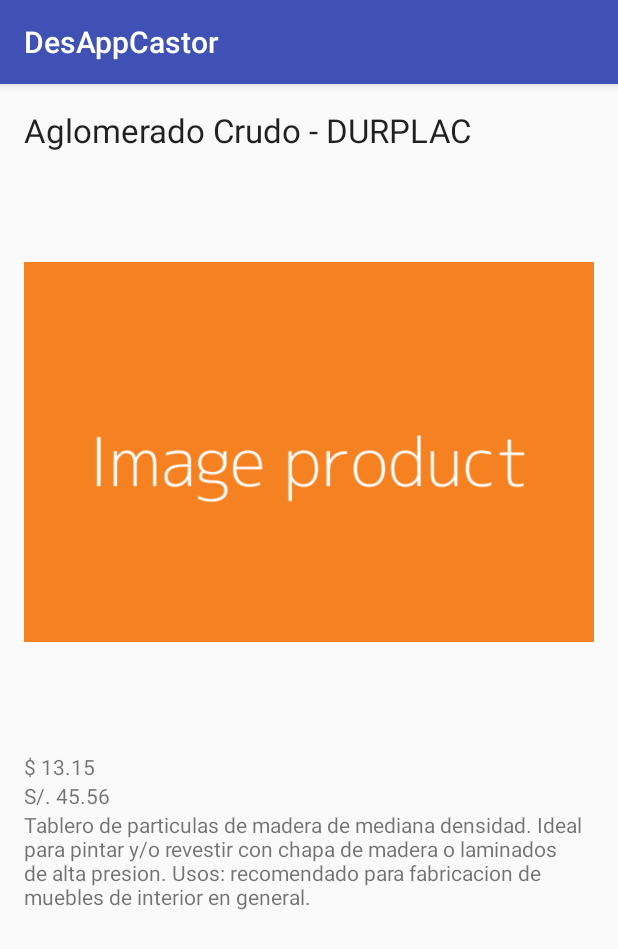
After one commit to FunesLisseth/DesAppCastor, an Android app: the ProductDetailActivity screen opened directly, with no data from a screen before it, on a phone screen of 412 x 824 dp. The commit adds this screen. Shown: the top 949 px of the screen. Run offline under Robolectric (Android 15) with nearby library versions, the phone set to English and light mode, and no system bars.

Commit message:
Add product detail

```diff
--- a/app/src/main/AndroidManifest.xml
+++ b/app/src/main/AndroidManifest.xml
@@ -15,6 +15,7 @@
                 <category android:name="android.intent.category.LAUNCHER" />
             </intent-filter>
         </activity>
+        <activity android:name=".ProductDetailActivity"></activity>
     </application>
 
 </manifest>
--- /dev/null
+++ b/app/src/main/java/castor/pe/desappcastor/ProductDetailActivity.java
@@ -0,0 +1,13 @@
+package castor.pe.desappcastor;
+
+import android.support.v7.app.AppCompatActivity;
+import android.os.Bundle;
+
+public class ProductDetailActivity extends AppCompatActivity {
+
+    @Override
+    protected void onCreate(Bundle savedInstanceState) {
+        super.onCreate(savedInstanceState);
+        setContentView(R.layout.activity_product_detail);
+    }
+}
--- /dev/null
+++ b/app/src/main/res/layout/activity_product_detail.xml
@@ -0,0 +1,43 @@
+<?xml version="1.0" encoding="utf-8"?>
+
+<LinearLayout xmlns:android="http://schemas.android.com/apk/res/android"
+    xmlns:tools="http://schemas.android.com/tools"
+    android:layout_width="match_parent"
+    android:layout_height="match_parent"
+    android:paddingBottom="@dimen/activity_vertical_margin"
+    android:paddingLeft="@dimen/activity_horizontal_margin"
+    android:paddingRight="@dimen/activity_horizontal_margin"
+    android:paddingTop="@dimen/activity_vertical_margin"
+    tools:context="castor.pe.desappcastor.ProductDetailActivity"
+    android:orientation="vertical">
+
+    <TextView
+        android:layout_width="match_parent"
+        android:layout_height="wrap_content"
+        android:textAppearance="?android:attr/textAppearanceLarge"
+        android:text="Aglomerado Crudo - DURPLAC"
+        android:id="@+id/textView" />
+
+    <ImageView
+        android:layout_width="wrap_content"
+        android:layout_height="wrap_content"
+        android:src="@drawable/ImageProduct"
+        android:maxHeight="800dp"/>
+
+    <TextView
+        android:layout_width="wrap_content"
+        android:layout_height="wrap_content"
+        android:text="$ 13.15"/>
+
+    <TextView
+        android:layout_width="wrap_content"
+        android:layout_height="wrap_content"
+        android:text="S/. 45.56"/>
+
+    <TextView
+        android:layout_width="match_parent"
+        android:layout_height="wrap_content"
+        android:text="Tablero de particulas de madera de mediana densidad. Ideal para pintar y/o revestir con chapa de madera o laminados de alta presion. Usos: recomendado para fabricacion de muebles de interior en general."/>
+
+
+</LinearLayout>
--- a/app/src/main/res/values/dimens.xml
+++ b/app/src/main/res/values/dimens.xml
@@ -2,4 +2,5 @@
     <!-- Default screen margins, per the Android Design guidelines. -->
     <dimen name="activity_horizontal_margin">16dp</dimen>
     <dimen name="activity_vertical_margin">16dp</dimen>
+    <dimen name="fab_margin">16dp</dimen>
 </resources>
--- a/app/src/main/res/values/strings.xml
+++ b/app/src/main/res/values/strings.xml
@@ -1,3 +1,4 @@
 <resources>
     <string name="app_name">DesAppCastor</string>
+    <string name="title_activity_producto_detalle">Detalle de producto</string>
 </resources>
```
Also changed, not shown: app/src/main/res/values-v21/styles.xml (added, +9 -0 lines), app/src/main/res/values/styles.xml (+9 -0 lines), app/src/main/res/drawable/ImageProduct.png (added).
